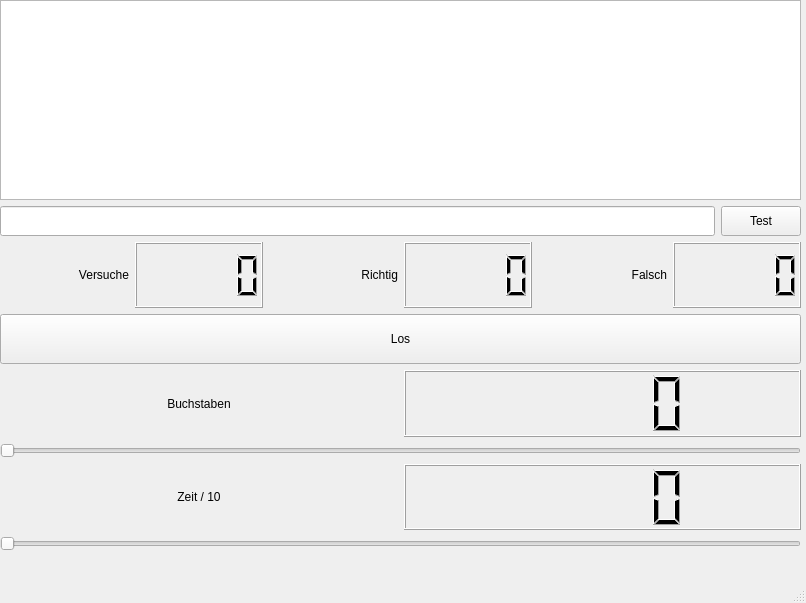
Above: src/mainwindow.ui from geobra/quicksee before the change. Below: the same form after it.
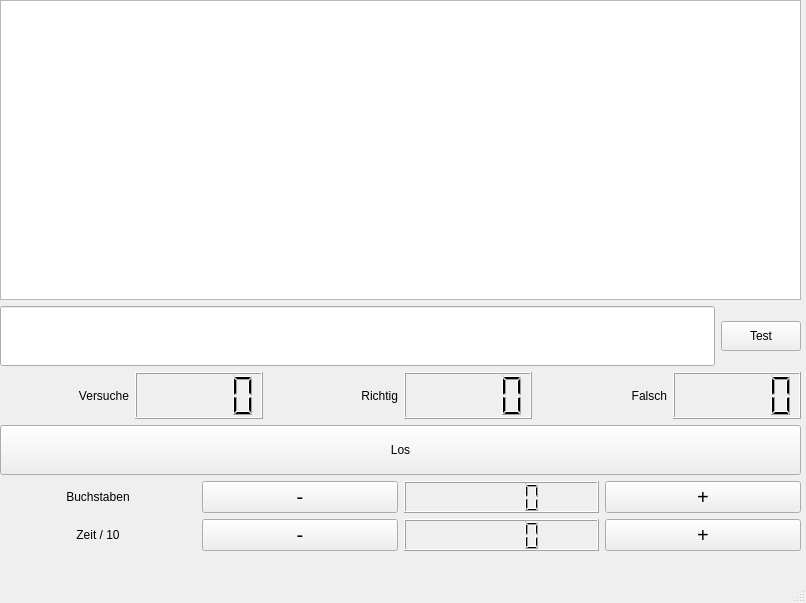
That is the form after the change.

Commit message: buttons instead of sliders

```diff
--- a/src/mainwindow.ui
+++ b/src/mainwindow.ui
@@ -29,7 +29,7 @@
        <property name="maximumSize">
         <size>
          <width>16777215</width>
-         <height>200</height>
+         <height>300</height>
         </size>
        </property>
        <property name="font">
@@ -63,9 +63,14 @@
          <property name="minimumSize">
           <size>
            <width>0</width>
-           <height>30</height>
+           <height>60</height>
           </size>
          </property>
+         <property name="font">
+          <font>
+           <pointsize>50</pointsize>
+          </font>
+         </property>
         </widget>
        </item>
        <item>
@@ -168,23 +173,40 @@
         </widget>
        </item>
        <item>
-        <widget class="QLCDNumber" name="lcdNumberChars"/>
+        <widget class="QPushButton" name="pushButtonCharSub">
+         <property name="font">
+          <font>
+           <pointsize>15</pointsize>
+          </font>
+         </property>
+         <property name="text">
+          <string>-</string>
+         </property>
+        </widget>
+       </item>
+       <item>
+        <widget class="QLCDNumber" name="lcdNumberChars">
+         <property name="font">
+          <font>
+           <pointsize>15</pointsize>
+          </font>
+         </property>
+        </widget>
+       </item>
+       <item>
+        <widget class="QPushButton" name="pushButtonCharAdd">
+         <property name="font">
+          <font>
+           <pointsize>15</pointsize>
+          </font>
+         </property>
+         <property name="text">
+          <string>+</string>
+         </property>
+        </widget>
        </item>
       </layout>
      </item>
-     <item>
-      <widget class="QSlider" name="horizontalSliderChars">
-       <property name="minimum">
-        <number>2</number>
-       </property>
-       <property name="maximum">
-        <number>10</number>
-       </property>
-       <property name="orientation">
-        <enum>Qt::Horizontal</enum>
-       </property>
-      </widget>
-     </item>
      <item>
       <layout class="QHBoxLayout" name="horizontalLayout_3">
        <item>
@@ -198,23 +220,40 @@
         </widget>
        </item>
        <item>
-        <widget class="QLCDNumber" name="lcdNumberTime"/>
+        <widget class="QPushButton" name="pushButtonTimeSub">
+         <property name="font">
+          <font>
+           <pointsize>15</pointsize>
+          </font>
+         </property>
+         <property name="text">
+          <string>-</string>
+         </property>
+        </widget>
+       </item>
+       <item>
+        <widget class="QLCDNumber" name="lcdNumberTime">
+         <property name="font">
+          <font>
+           <pointsize>15</pointsize>
+          </font>
+         </property>
+        </widget>
+       </item>
+       <item>
+        <widget class="QPushButton" name="pushButtonTimeAdd">
+         <property name="font">
+          <font>
+           <pointsize>15</pointsize>
+          </font>
+         </property>
+         <property name="text">
+          <string>+</string>
+         </property>
+        </widget>
        </item>
       </layout>
      </item>
-     <item>
-      <widget class="QSlider" name="horizontalSliderTime">
-       <property name="maximum">
-        <number>20</number>
-       </property>
-       <property name="singleStep">
-        <number>1</number>
-       </property>
-       <property name="orientation">
-        <enum>Qt::Horizontal</enum>
-       </property>
-      </widget>
-     </item>
     </layout>
    </widget>
   </widget>
```
Left out of the diff: 35 changed lines with no effect on the pictures. The commit also changes 2 other files.
